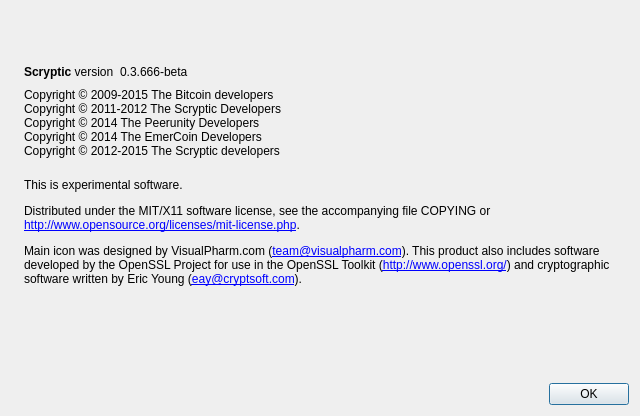
Above: src/qt/forms/aboutdialog.ui from 5mil/Scryptic before the change. Below: the same form after it.
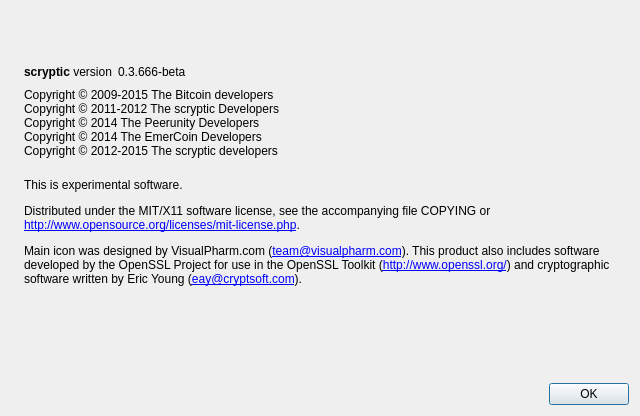
That is the form after the change. Icons and pictures are not drawn.

The edit to the form file:
```diff
--- a/src/qt/forms/aboutdialog.ui
+++ b/src/qt/forms/aboutdialog.ui
@@ -53,7 +53,7 @@
           <cursorShape>IBeamCursor</cursorShape>
          </property>
          <property name="text">
-          <string>&lt;b&gt;Scryptic&lt;/b&gt; version</string>
+          <string>&lt;b&gt;scryptic&lt;/b&gt; version</string>
          </property>
          <property name="textInteractionFlags">
           <set>Qt::LinksAccessibleByMouse|Qt::TextSelectableByKeyboard|Qt::TextSelectableByMouse</set>
@@ -95,10 +95,10 @@
        </property>
        <property name="text">
         <string>Copyright © 2009-2015 The Bitcoin developers
-Copyright © 2011-2012 The Scryptic Developers
+Copyright © 2011-2012 The scryptic Developers
 Copyright © 2014 The Peerunity Developers
 Copyright © 2014 The EmerCoin Developers
-Copyright © 2012-2015 The Scryptic developers</string>
+Copyright © 2012-2015 The scryptic developers</string>
        </property>
        <property name="textInteractionFlags">
         <set>Qt::LinksAccessibleByMouse|Qt::TextSelectableByKeyboard|Qt::TextSelectableByMouse</set>
```
Left out of the diff: 2 changed lines with no effect on the pictures.
